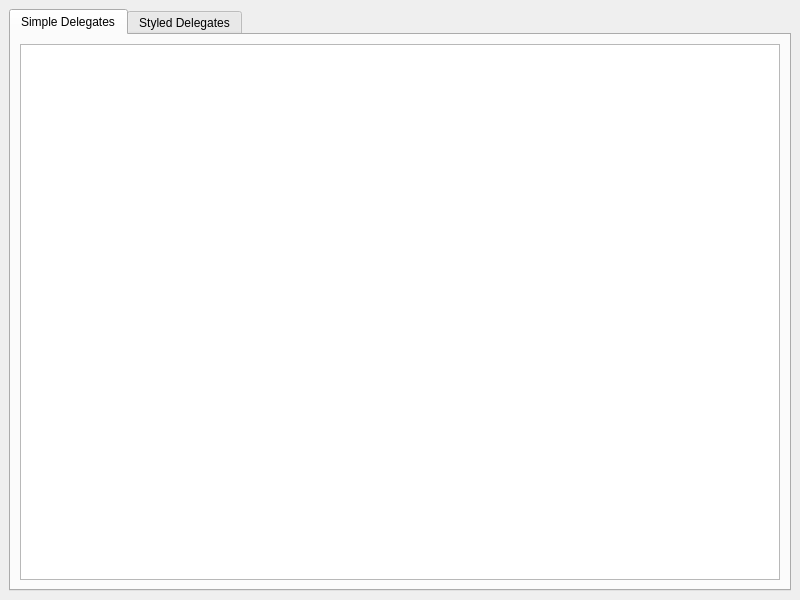
STyulenev/Qt-CPP-Examples, file Qt-Widgets-Examples/QTableView-Delegates-Example/mainwindow.ui: the form before one commit.
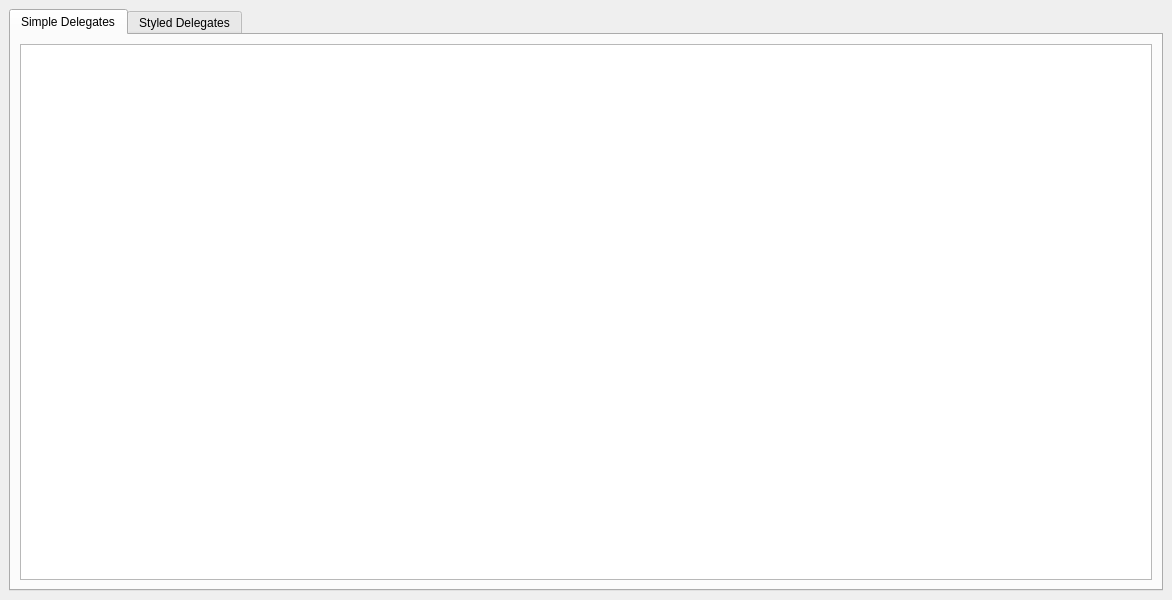
The form after the commit.

The edit to the form file:
```diff
--- a/Qt-Widgets-Examples/QTableView-Delegates-Example/mainwindow.ui
+++ b/Qt-Widgets-Examples/QTableView-Delegates-Example/mainwindow.ui
@@ -6,7 +6,7 @@
    <rect>
     <x>0</x>
     <y>0</y>
-    <width>800</width>
+    <width>1172</width>
     <height>600</height>
    </rect>
   </property>
@@ -26,7 +26,11 @@
        </attribute>
        <layout class="QGridLayout" name="gridLayout_2">
         <item row="0" column="0">
-         <widget class="QTableView" name="tableView"/>
+         <widget class="QTableView" name="tableView">
+          <attribute name="verticalHeaderStretchLastSection">
+           <bool>false</bool>
+          </attribute>
+         </widget>
         </item>
        </layout>
       </widget>
```
Left out of the diff: 6 changed lines with no effect on the pictures.
